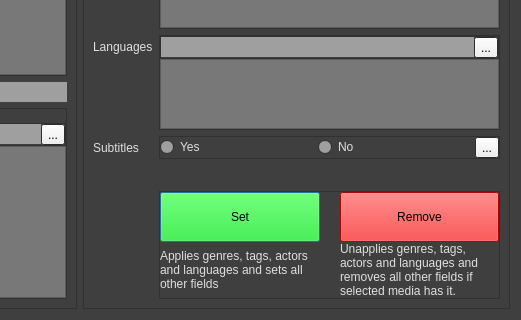
Above: ui/batch_edit_ui.ui from rexosorous/media-organizer before the change; both pictures show x 529 to 1050 and y 504 to 824 of the 1050 by 824 pixel window. Below: the same form after it.
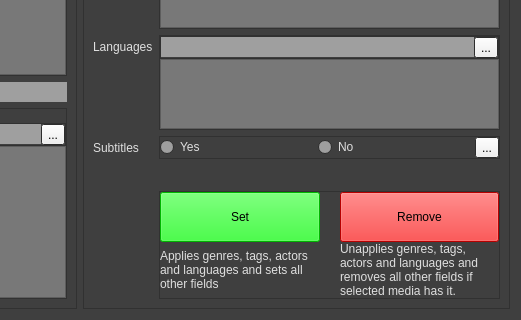
That is the form after the change.

```diff
--- a/ui/batch_edit_ui.ui
+++ b/ui/batch_edit_ui.ui
@@ -1552,6 +1552,9 @@
            <property name="text">
             <string>Set</string>
            </property>
+           <property name="autoDefault">
+            <bool>false</bool>
+           </property>
           </widget>
          </item>
          <item row="1" column="2">
@@ -1568,6 +1571,9 @@
            <property name="text">
             <string>Remove</string>
            </property>
+           <property name="autoDefault">
+            <bool>false</bool>
+           </property>
           </widget>
          </item>
          <item row="1" column="1">
```
